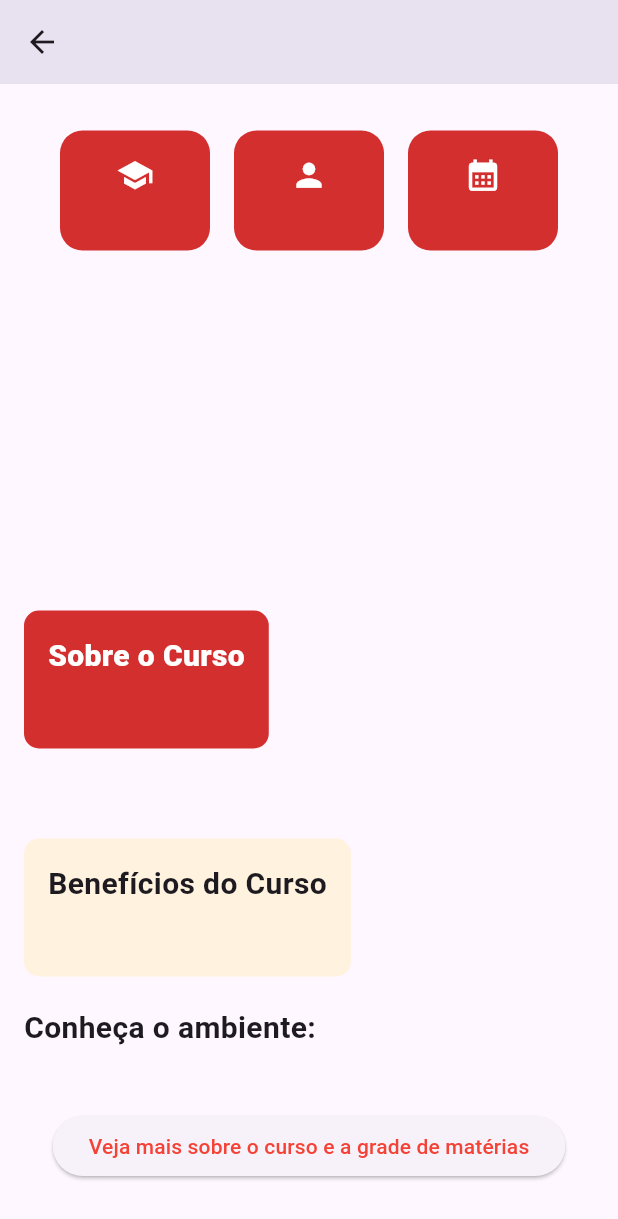
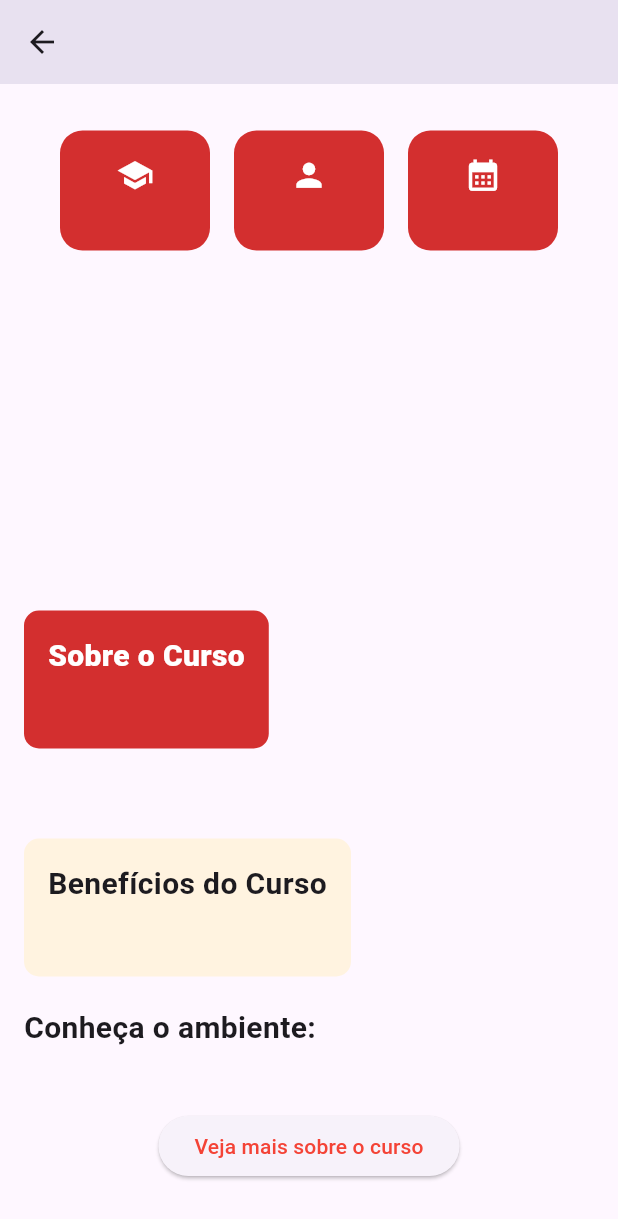
Before and after one commit to maathzzz/cursos_unisagrado, a Flutter app: the CourseDetailPage screen opened directly with empty values, scrolled down 98 dp, on a phone screen of 412 x 824 dp. Shown: the top 1219 px of the screen. Run offline on Flutter 3.47's test engine with Material 3 defaults, Android fonts, the phone set to English and light mode, and no system bars; drawn by our look-alikes of carousel_slider.

Commit message:
finish project

```diff
--- a/lib/main.dart
+++ b/lib/main.dart
@@ -375,7 +375,7 @@ class CourseDetailPage extends StatelessWidget {
               Center(
                 child: ElevatedButton(
                   onPressed: () => _launchURL(Uri.parse(course.url)),
-                  child: Text('Veja mais sobre o curso e a grade de matérias', style: TextStyle(color: Colors.red)),
+                  child: Text('Veja mais sobre o curso', style: TextStyle(color: Colors.red)),
                 ),
               ),
               const SizedBox(height: 20),
```
Also changed, not shown: 3 other files.
